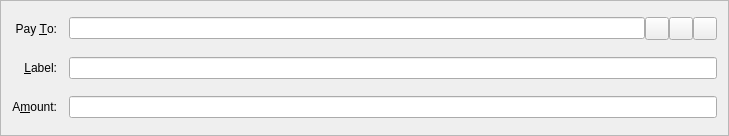
Qt form src/qt/forms/sendcoinsentry.ui (PaycoinFoundation/paycoin) before a commit.
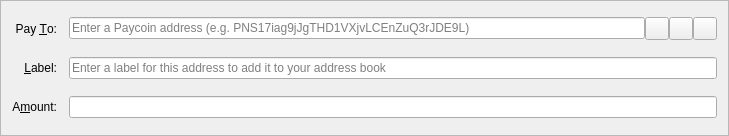
The same form after that commit. Icons and pictures are not drawn. Custom widgets are drawn as their Qt base class.

Commit message: Move label placeholdertext from sendcoinsentry.cpp to ui-file

Diff of the .ui file:
```diff
--- a/src/qt/forms/sendcoinsentry.ui
+++ b/src/qt/forms/sendcoinsentry.ui
@@ -65,6 +65,9 @@
        <property name="toolTip">
         <string>Enter a label for this address to add it to your address book</string>
        </property>
+       <property name="placeholderText">
+        <string>Enter a label for this address to add it to your address book</string>
+       </property>
       </widget>
      </item>
     </layout>
@@ -95,6 +98,9 @@
        <property name="maxLength">
         <number>34</number>
        </property>
+       <property name="placeholderText">
+        <string>Enter a Paycoin address (e.g. PNS17iag9jJgTHD1VXjvLCEnZuQ3rJDE9L)</string>
+       </property>
       </widget>
      </item>
      <item>
```
The commit also changes 1 other file.
